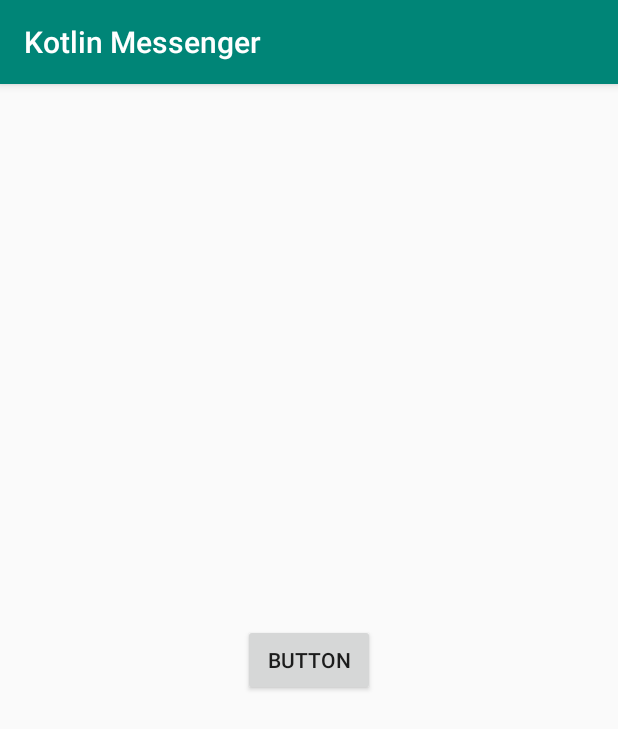
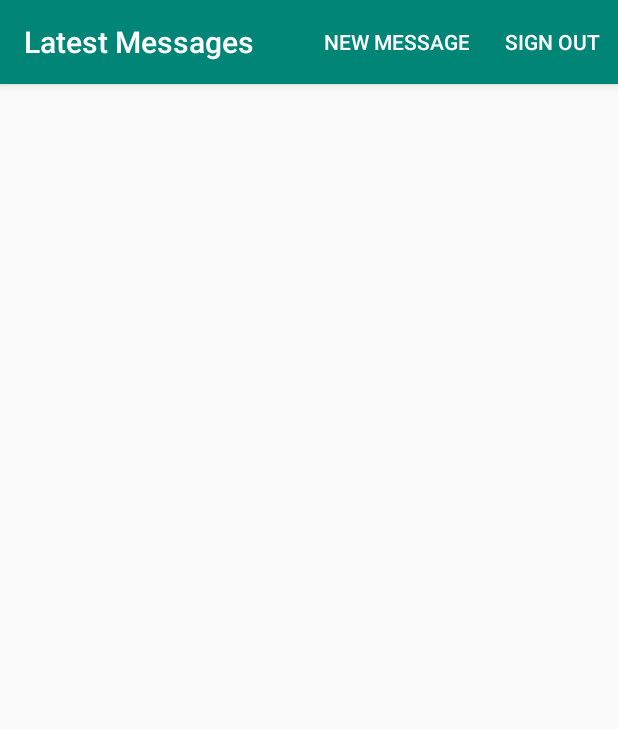
Before and after one commit to Jayant2472/KotlinMessenger, an Android app: the screen it shows after launch once a user with an empty profile is signed in (HomeActivity before the commit, LatestMessageActivity after it), on a phone screen of 412 x 824 dp. Shown: the top 729 px of the screen. Run offline under Robolectric (Android 15) with nearby library versions, the phone set to English and light mode, and no system bars; our stand-ins replace Firebase (no records; nobody signed in at launch, a user with empty details on screens opened directly).

Commit message:
initial commit

```diff
--- a/app/build.gradle
+++ b/app/build.gradle
@@ -38,4 +38,6 @@ dependencies {
     androidTestImplementation 'androidx.test.espresso:espresso-core:3.2.0'
     implementation 'com.google.android.material:material:1.0.0'
     implementation 'de.hdodenhof:circleimageview:3.0.1'
+    implementation "com.xwray:groupie:2.5.1"
+    implementation 'com.squareup.picasso:picasso:2.71828'
 }
--- a/app/src/main/AndroidManifest.xml
+++ b/app/src/main/AndroidManifest.xml
@@ -9,7 +9,11 @@
         android:roundIcon="@mipmap/ic_launcher_round"
         android:supportsRtl="true"
         android:theme="@style/AppTheme">
-        <activity android:name=".HomeActivity"></activity>
+        <activity android:name=".NewMessageActivity">
+            <meta-data android:name="android.support.PARENT_ACTIVITY"
+                android:value=".LatestMessageActivity" />
+        </activity>
+        <activity android:name=".LatestMessageActivity" />
         <activity android:name=".LoginActivity" />
         <activity android:name=".RegisterActivity">
             <intent-filter>
--- a/app/src/main/java/com/toon/kotlinmessenger/HomeActivity.kt
+++ /dev/null
@@ -1,31 +0,0 @@
-package com.toon.kotlinmessenger
-
-import android.os.Bundle
-import androidx.appcompat.app.AppCompatActivity
-import com.google.firebase.auth.FirebaseAuth
-import kotlinx.android.synthetic.main.activity_home.*
-
-class HomeActivity : AppCompatActivity() {
-
-    private lateinit var auth: FirebaseAuth
-
-    override fun onCreate(savedInstanceState: Bundle?) {
-        super.onCreate(savedInstanceState)
-        setContentView(R.layout.activity_home)
-
-        auth = FirebaseAuth.getInstance()
-
-        sign_out_button_home.setOnClickListener {
-
-            signOut()
-
-        }
-
-    }
-
-    private fun signOut() {
-        auth.signOut()
-        finish()
-    }
-
-}
--- /dev/null
+++ b/app/src/main/java/com/toon/kotlinmessenger/LatestMessageActivity.kt
@@ -0,0 +1,94 @@
+package com.toon.kotlinmessenger
+
+import android.content.Intent
+import android.os.Bundle
+import android.util.Log
+import android.view.Menu
+import android.view.MenuItem
+import androidx.appcompat.app.AppCompatActivity
+import com.google.firebase.auth.FirebaseAuth
+import com.google.firebase.auth.FirebaseUser
+import com.toon.lbtaapplication.BaseActivity
+import kotlinx.android.synthetic.main.activity_home.*
+
+class LatestMessageActivity : BaseActivity() {
+
+    private lateinit var auth: FirebaseAuth
+
+    override fun onCreate(savedInstanceState: Bundle?) {
+        super.onCreate(savedInstanceState)
+        setContentView(R.layout.activity_home)
+
+        supportActionBar?.title = "Latest Messages"
+
+        auth = FirebaseAuth.getInstance()
+
+    }
+
+    public override fun onStart() {
+        super.onStart()
+        val currentUser = auth.currentUser
+        updateUI(currentUser)
+    }
+
+    override fun onCreateOptionsMenu(menu: Menu?): Boolean {
+
+        menuInflater.inflate(R.menu.nav_menu, menu)
+
+        return super.onCreateOptionsMenu(menu)
+    }
+
+    override fun onOptionsItemSelected(item: MenuItem): Boolean {
+
+        when(item?.itemId) {
+
+            R.id.menu_new_message -> {
+
+                Log.d(TAG, "Intent to new message activity")
+
+                val intent = Intent(this, NewMessageActivity::class.java)
+                startActivity(intent)
+
+            }
+
+            R.id.menu_sign_out -> {
+
+                Log.d(TAG, "Sign Out")
+
+                signOut()
+
+            }
+
+        }
+
+        return super.onOptionsItemSelected(item)
+    }
+
+    private fun signOut() {
+        auth.signOut()
+        updateUI(null)
+    }
+
+    private fun updateUI(user: FirebaseUser?) {
+        hideProgressDialog()
+        if (user != null) {
+
+            Log.d(TAG, "User: $user")
+
+
+        } else {
+
+            Log.d(TAG, "User: null")
+
+            val intent = Intent(this, RegisterActivity::class.java)
+            intent.flags = Intent.FLAG_ACTIVITY_CLEAR_TASK.or(Intent.FLAG_ACTIVITY_NEW_TASK)
+            startActivity(intent)
+
+        }
+    }
+
+    companion object {
+        private const val TAG = "LatestMessageActivity"
+    }
+
+}
--- a/app/src/main/java/com/toon/kotlinmessenger/RegisterActivity.kt
+++ b/app/src/main/java/com/toon/kotlinmessenger/RegisterActivity.kt
@@ -27,6 +27,8 @@ class RegisterActivity : BaseActivity(), View.OnClickListener {
     override fun onCreate(savedInstanceState: Bundle?) {
         super.onCreate(savedInstanceState)
         setContentView(R.layout.activity_register)
+
+        supportActionBar?.title = "Register"
 
         register_button_register.setOnClickListener(this)
 
@@ -89,11 +91,8 @@ class RegisterActivity : BaseActivity(), View.OnClickListener {
                 if (task.isSuccessful) {
                     Log.d(TAG, "createUserWithEmail:success")
                     val user = auth.currentUser
-
                     signIn(email_editText_register.text.toString(), password_editText_register.text.toString())
                     uploadImageToFirebaseStorage()
-
-                    updateUI(user)
                 } else {
                     Log.w(TAG, "createUserWithEmail:failure", task.exception)
                     Toast.makeText(baseContext, "Authentication failed.",
@@ -119,7 +118,6 @@ class RegisterActivity : BaseActivity(), View.OnClickListener {
                 if (task.isSuccessful) {
                     Log.d(TAG, "signInWithEmail:success")
                     val user = auth.currentUser
-                    updateUI(user)
                 } else {
                     Log.w(TAG, "signInWithEmail:failure", task.exception)
                     Toast.makeText(baseContext, "Authentication failed.",
@@ -166,6 +164,8 @@ class RegisterActivity : BaseActivity(), View.OnClickListener {
 
     private fun saveUserToFirebaseStorage(profileImageUrl: String) {
 
+        showProgressDialog()
+
         val uid = auth.uid ?: ""
 
         val database = FirebaseDatabase.getInstance()
@@ -177,6 +177,10 @@ class RegisterActivity : BaseActivity(), View.OnClickListener {
             .addOnSuccessListener {
 
                 Log.d(TAG, "FINAL: Saved User To Database")
+
+                updateUI(auth.currentUser)
+
+                hideProgressDialog()
 
             }
 
@@ -208,12 +212,15 @@ class RegisterActivity : BaseActivity(), View.OnClickListener {
         hideProgressDialog()
         if (user != null) {
 
-            val intent = Intent(this, HomeActivity::class.java)
+            Log.d(TAG, "User: $user")
+
+            val intent = Intent(this, LatestMessageActivity::class.java)
+            intent.flags = Intent.FLAG_ACTIVITY_CLEAR_TASK.or(Intent.FLAG_ACTIVITY_NEW_TASK)
             startActivity(intent)
 
         } else {
 
-
+            Log.d(TAG, "User: null")
 
         }
     }
@@ -231,4 +238,8 @@ class RegisterActivity : BaseActivity(), View.OnClickListener {
 
 }
 
-class User(val uid: String, val username: String, val profileImageUrl: String)
+class User(val uid: String, val username: String, val profileImageUrl: String) {
+
+    constructor() : this("", "", "")
+
+}
--- a/app/src/main/res/layout/activity_home.xml
+++ b/app/src/main/res/layout/activity_home.xml
@@ -4,16 +4,4 @@
     xmlns:tools="http://schemas.android.com/tools"
     android:layout_width="match_parent"
     android:layout_height="match_parent"
-    tools:context=".HomeActivity">
-
-    <Button
-        android:id="@+id/sign_out_button_home"
-        android:layout_width="wrap_content"
-        android:layout_height="wrap_content"
-        android:text="Button"
-        app:layout_constraintBottom_toBottomOf="parent"
-        app:layout_constraintEnd_toEndOf="parent"
-        app:layout_constraintHorizontal_bias="0.5"
-        app:layout_constraintStart_toStartOf="parent"
-        app:layout_constraintTop_toTopOf="parent" />
-</androidx.constraintlayout.widget.ConstraintLayout>
+    tools:context=".LatestMessageActivity"/>
--- /dev/null
+++ b/app/src/main/res/menu/nav_menu.xml
@@ -0,0 +1,13 @@
+<?xml version="1.0" encoding="utf-8"?>
+<menu xmlns:android="http://schemas.android.com/apk/res/android"
+    xmlns:app="http://schemas.android.com/apk/res-auto">
+
+    <item android:id="@+id/menu_new_message"
+        app:showAsAction="ifRoom"
+        android:title="New Message" />
+
+    <item android:id="@+id/menu_sign_out"
+          app:showAsAction="ifRoom"
+          android:title="Sign Out" />
+
+</menu>
--- a/build.gradle
+++ b/build.gradle
@@ -8,7 +8,7 @@ buildscript {
 
     }
     dependencies {
-        classpath 'com.android.tools.build:gradle:3.5.0'
+        classpath 'com.android.tools.build:gradle:3.5.1'
         classpath "org.jetbrains.kotlin:kotlin-gradle-plugin:$kotlin_version"
         classpath 'com.google.gms:google-services:4.2.0'
         // NOTE: Do not place your application dependencies here; they belong
```
Also changed, not shown: app/src/main/java/com/toon/kotlinmessenger/LoginActivity.kt (+7 -2 lines), app/src/main/java/com/toon/kotlinmessenger/NewMessageActivity.kt (added, +70 -0 lines), app/src/main/res/layout/activity_new_message.xml (added, +18 -0 lines), app/src/main/res/layout/user_row_new_messages.xml (added, +35 -0 lines).
